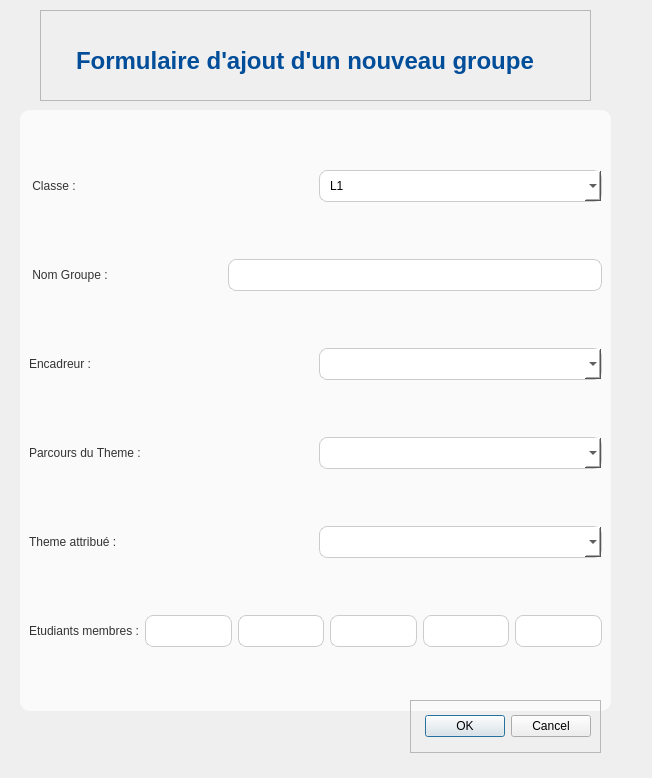
Above: form_groupe.ui from Harinonyy/gestion_stage before the change. Below: the same form after it.
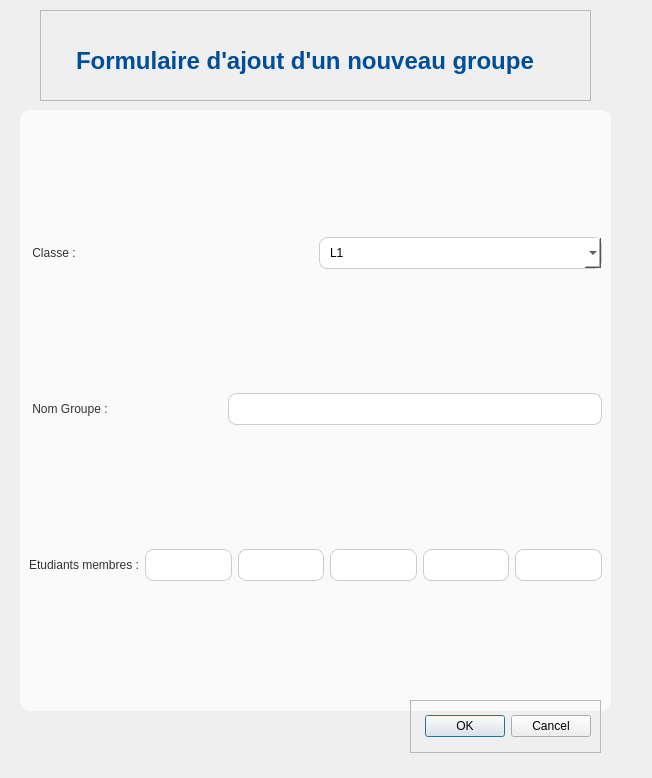
That is the form after the change.

The edit to the form file:
```diff
--- a/form_groupe.ui
+++ b/form_groupe.ui
@@ -157,48 +157,6 @@
        </item>
       </layout>
      </item>
-     <item>
-      <layout class="QHBoxLayout" name="horizontalLayout_3">
-       <item>
-        <widget class="QLabel" name="label_4">
-         <property name="text">
-          <string>Encadreur :</string>
-         </property>
-        </widget>
-       </item>
-       <item>
-        <widget class="QComboBox" name="comboBox_2"/>
-       </item>
-      </layout>
-     </item>
-     <item>
-      <layout class="QHBoxLayout" name="horizontalLayout_4">
-       <item>
-        <widget class="QLabel" name="label_7">
-         <property name="text">
-          <string>Parcours du Theme :</string>
-         </property>
-        </widget>
-       </item>
-       <item>
-        <widget class="QComboBox" name="comboBox_3"/>
-       </item>
-      </layout>
-     </item>
-     <item>
-      <layout class="QHBoxLayout" name="horizontalLayout_6">
-       <item>
-        <widget class="QLabel" name="label_5">
-         <property name="text">
-          <string>Theme attribué :</string>
-         </property>
-        </widget>
-       </item>
-       <item>
-        <widget class="QComboBox" name="comboBox_4"/>
-       </item>
-      </layout>
-     </item>
      <item>
       <layout class="QHBoxLayout" name="horizontalLayout_5">
        <item>
```
